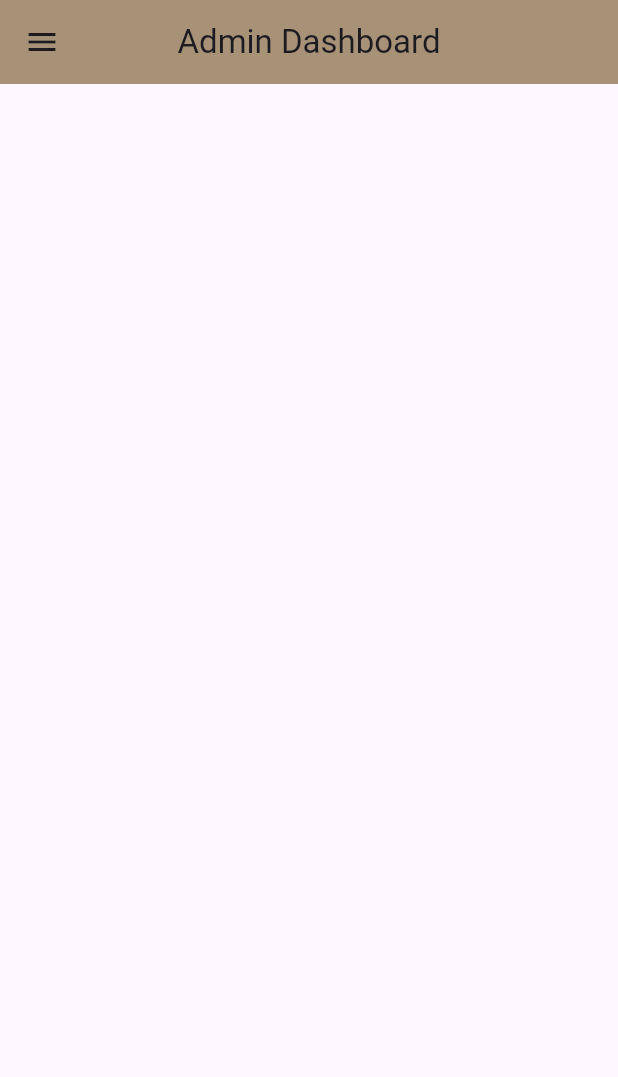
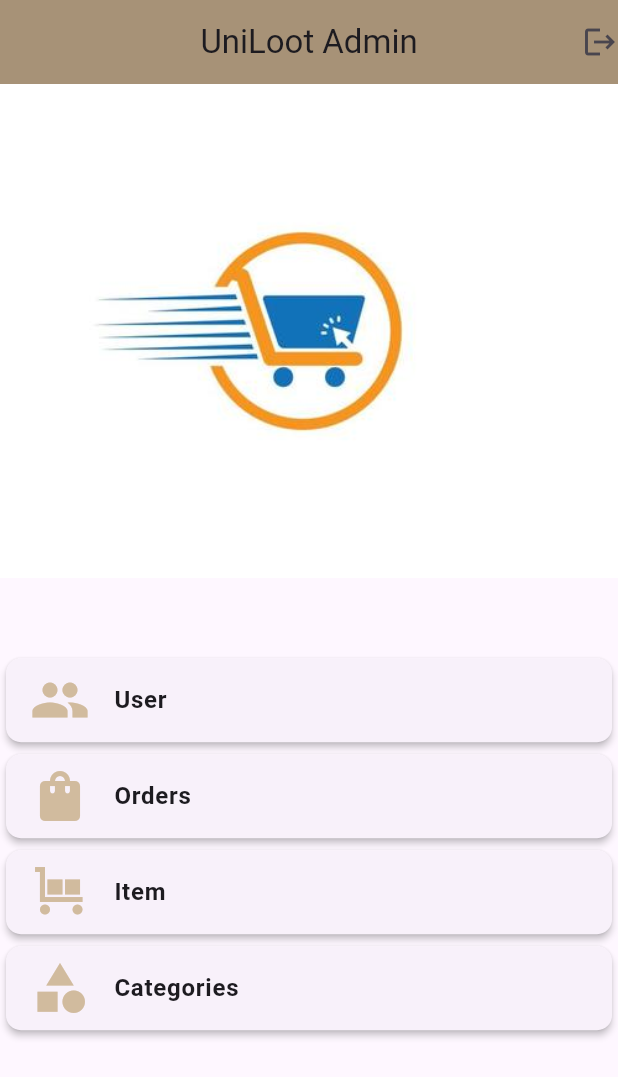
Before and after one commit to NajwaShaharudin/UniLoot, a Flutter app: the AdminMainScreen screen opened directly, on a phone screen of 412 x 824 dp. Shown: the top 1077 px of the screen. Run offline on Flutter 3.47's test engine with Material 3 defaults, Android fonts, the light colour scheme and no system bars; our stand-ins replace cached_network_image, carousel_slider, cloud_firestore, device_info_plus, firebase_auth, firebase_core and 10 more; missing offline and left inert: image_card; accounts and stored records are empty.

Commit message:
made change

```diff
--- a/lib/screens/admin_panel/add_categories_screen.dart
+++ b/lib/screens/admin_panel/add_categories_screen.dart
@@ -7,6 +7,8 @@ import 'package:uni_loot/controllers/admin_product_img_controller.dart';
 import 'package:uni_loot/models/categories_model.dart';
 import 'package:uni_loot/services/generate_ids_services.dart';
 import 'package:uni_loot/utils/app_constant.dart';
+
+import 'all_categories_screen.dart';
 
 class AddCategoriesScreen extends StatefulWidget {
   const AddCategoriesScreen({super.key});
@@ -141,7 +143,8 @@ class _AddCategoriesScreenState extends State<AddCategoriesScreen> {
                       .doc(categoryId)
                       .set(categoriesModel.toJson());
 
-                  EasyLoading.dismiss();
+                  EasyLoading.showSuccess('New categories added!');
+
                 },
                 child: const Text("Save"),
               )
--- a/lib/screens/admin_panel/add_products_screen.dart
+++ b/lib/screens/admin_panel/add_products_screen.dart
@@ -277,9 +277,10 @@ class AddItemsScreen extends StatelessWidget {
                     );
 
                     await FirebaseFirestore.instance.collection('products').doc(productId).set(productModel.toMap());
-                    EasyLoading.dismiss();
+                    EasyLoading.showSuccess('Item added successfully');
                   }catch (e){
-                    print("Error: $e");
+                    print(e);
+                    EasyLoading.showError('Error: ${e.toString()}');
                   }
                 },
                 child: const Text("Upload"),
--- a/lib/screens/admin_panel/admin_main_screen.dart
+++ b/lib/screens/admin_panel/admin_main_screen.dart
@@ -1,8 +1,11 @@
+import 'package:firebase_auth/firebase_auth.dart';
 import 'package:flutter/material.dart';
+import 'package:get/get.dart';
+import 'package:google_sign_in/google_sign_in.dart';
 import 'package:uni_loot/utils/app_constant.dart';
-import 'package:uni_loot/widgets/admin_drawer_widget.dart';
+import 'package:uni_loot/widgets/admin_main_menu.dart';
+import '../auth_ui/welcome_screen.dart';
 
-import '../../widgets/drawer_widget.dart';
 
 class AdminMainScreen extends StatefulWidget {
   const AdminMainScreen({super.key});
@@ -18,10 +21,40 @@ class _AdminMainScreenState extends State<AdminMainScreen> {
       appBar: AppBar(
         backgroundColor: AppConstant.appMainColor,
         centerTitle: true,
-        title: Text("Admin Dashboard"),
+        title: const Text("UniLoot Admin"),
+        actions: [
+          GestureDetector(
+            onTap: () async {
+
+              GoogleSignIn googleSignIn = GoogleSignIn();
+              FirebaseAuth _auth = FirebaseAuth.instance;
+              await _auth.signOut();
+              await googleSignIn.signOut();
+              Get.offAll(() => WelcomeScreen());
+            },
+            child: const Icon(Icons.logout),
+          )
+        ],
       ),
 
-      drawer: AdminDrawerWidget(),
+      // drawer: const AdminDrawerWidget(),
+
+      body: SingleChildScrollView(
+        child: Column(
+          children: [
+            Positioned(
+                child: Image.asset('assets/images/shop-logo.jpg'),
+                    height: 100,
+              width: 100,
+            ),
+            SizedBox(
+              height: Get.height / 90.0,
+            ),
+
+            const AdminMainWidget()
+          ],
+        ),
+      ),
     );
   }
 }
--- a/lib/screens/admin_panel/all_categories_screen.dart
+++ b/lib/screens/admin_panel/all_categories_screen.dart
@@ -85,7 +85,8 @@ class AllCategoriesScreen extends StatelessWidget {
                             onCancel: (){},
                             onConfirm: () async {
                               Get.back();
-                              EasyLoading.show(status: 'Please wait..');
+                              EasyLoading.show(status: 'Deleting..');
+
 
                             EditCategoryController editCategoryController = Get.put(EditCategoryController(categoriesModel: categoriesModel));
 
--- a/lib/screens/admin_panel/all_user_screen.dart
+++ b/lib/screens/admin_panel/all_user_screen.dart
@@ -21,6 +21,7 @@ class _AllUserScreenState extends State<AllUserScreen> {
   Widget build(BuildContext context) {
     return Scaffold(
       appBar: AppBar(
+        centerTitle: true,
         title: Obx(() {
           return Text('Users (${_getUserController.userCollectionLength.toString()})');
         }),
@@ -93,7 +94,7 @@ class _AllUserScreenState extends State<AllUserScreen> {
                     ),
                     title: Text(userModel.username),
                     subtitle: Text(userModel.email),
-                    trailing: Icon(Icons.edit),
+                    // trailing: Icon(Icons.edit),
 
                   ),
                 );
--- a/lib/screens/admin_panel/edit_category_screen.dart
+++ b/lib/screens/admin_panel/edit_category_screen.dart
@@ -7,6 +7,8 @@ import 'package:get/get.dart';
 import 'package:uni_loot/controllers/admin_edit_category_controller.dart';
 import 'package:uni_loot/models/categories_model.dart';
 import 'package:uni_loot/utils/app_constant.dart';
+
+import 'all_categories_screen.dart';
 
 class EditCategoryScreen extends StatefulWidget {
   CategoriesModel categoriesModel;
@@ -121,7 +123,8 @@ class _EditCategoryScreenState extends State<EditCategoryScreen> {
                       .doc(categoriesModel.categoryId)
                       .update(categoriesModel.toJson());
 
-                  EasyLoading.dismiss();
+                  EasyLoading.showSuccess('Edit success');
+
                 },
                 child: const Text("Update")
             )
--- a/lib/screens/admin_panel/edit_item_screen.dart
+++ b/lib/screens/admin_panel/edit_item_screen.dart
@@ -348,7 +348,7 @@ class _EditItemScreenState extends State<EditItemScreen> {
                 ElevatedButton(
                   onPressed: () async {
                     //product model
-                    EasyLoading.show();
+                    EasyLoading.show(status: 'Updating...');
                     ProductModel newProductModel = ProductModel(
                         productId: widget.productModel.productId,
                         categoryId: categoryController.selectedCategoryId.toString(),
@@ -369,7 +369,7 @@ class _EditItemScreenState extends State<EditItemScreen> {
                         .doc(widget.productModel.productId)
                         .update(newProductModel.toMap());
 
-                    EasyLoading.dismiss();
+                    EasyLoading.showSuccess('Item successfully updated');
                   },
                   child: const Text("Update"),
                 )
--- a/lib/screens/admin_panel/item_details_screen.dart
+++ b/lib/screens/admin_panel/item_details_screen.dart
@@ -31,7 +31,7 @@ class ItemDetailsScreen extends StatelessWidget {
                   borderRadius: BorderRadius.circular(10.0),
                   child: Image.network(
                     productModel.productImages[0],
-                    width: Get.width,
+                    width: Get.width /3,
                     height: Get.height * 0.5, // Adjust height as needed
                     fit: BoxFit.cover,
                   ),
--- /dev/null
+++ b/lib/widgets/admin_main_menu.dart
@@ -0,0 +1,84 @@
+import 'package:flutter/material.dart';
+import 'package:get/get.dart';
+import 'package:uni_loot/screens/admin_panel/admin_all_items.dart';
+import 'package:uni_loot/screens/admin_panel/all_categories_screen.dart';
+import 'package:uni_loot/screens/admin_panel/all_orders_screen.dart';
+import 'package:uni_loot/screens/admin_panel/all_user_screen.dart';
+import 'package:uni_loot/utils/app_constant.dart';
+
+class AdminMenuItem {
+  final String title;
+  final IconData icon;
+  final VoidCallback onTap;
+
+  AdminMenuItem({
+    required this.title,
+    required this.icon,
+    required this.onTap,
+  });
+}
+
+class AdminMainWidget extends StatefulWidget {
+  const AdminMainWidget({super.key});
+
+  @override
+  State<AdminMainWidget> createState() => _AdminMainWidgetState();
+}
+
+class _AdminMainWidgetState extends State<AdminMainWidget> {
+  final List<AdminMenuItem> menuItems = [
+    AdminMenuItem(
+      title: 'User',
+      icon: Icons.people,
+      onTap: () => Get.to(const AllUserScreen()),
+    ),
+    AdminMenuItem(
+      title: 'Orders',
+      icon: Icons.shopping_bag,
+      onTap: () => Get.to(const AllOrdersScreen()),
+    ),
+    AdminMenuItem(
+      title: 'Item',
+      icon: Icons.trolley,
+      onTap: () => Get.to(const AdminAllItems()),
+    ),
+    AdminMenuItem(
+      title: 'Categories',
+      icon: Icons.category,
+      onTap: () => Get.to(const AllCategoriesScreen()),
+    ),
+  ];
+
+  @override
+  Widget build(BuildContext context) {
+    return Container(
+      color: Colors.transparent,
+      child: Center(
+        child: Column(
+          mainAxisSize: MainAxisSize.max,
+          children: [
+            const SizedBox(height: 40.0),
+            ListView.builder(
+              shrinkWrap: true,
+              itemCount: menuItems.length,
+              itemBuilder: (context, index) {
+                final menuItem = menuItems[index];
+                return Card(
+                  elevation: 2.0,
+                  shape: RoundedRectangleBorder(
+                    borderRadius: BorderRadius.circular(10.0),
+                  ),
+                  child: ListTile(
+                    leading: Icon(menuItem.icon, size: 40.0, color: AppConstant.appSecondaryColor),
+                    title: Text(menuItem.title, style: const TextStyle(fontSize: 16.0, fontWeight: FontWeight.bold)),
+                    onTap: menuItem.onTap,
+                  ),
+                );
+              },
+            ),
+          ],
+        ),
+      ),
+    );
+  }
+}
--- a/pubspec.yaml
+++ b/pubspec.yaml
@@ -56,6 +56,7 @@ dependencies:
   firebase_storage: ^11.6.0
   get_storage: ^2.1.1
   uuid: ^4.4.0
+  syncfusion_flutter_charts: ^26.1.35
 
 dev_dependencies:
   flutter_test:
```
Also changed, not shown: lib/controllers/charts_controller/chart_order_controller.dart (added, +49 -0 lines), lib/models/charts/chart_order_model.dart (added, +8 -0 lines), lib/screens/admin_panel/all_orders_screen.dart (+6 -6 lines), lib/screens/admin_panel/details_customer_order_screen.dart (+24 -10 lines), lib/screens/user_panel/cart_screen.dart (+10 -11 lines), lib/screens/user_panel/product_details_screen.dart (+11 -43 lines), lib/widgets/banner_widget.dart (+4 -3 lines), lib/widgets/drawer_widget.dart (+9 -10 lines), pubspec.lock.
